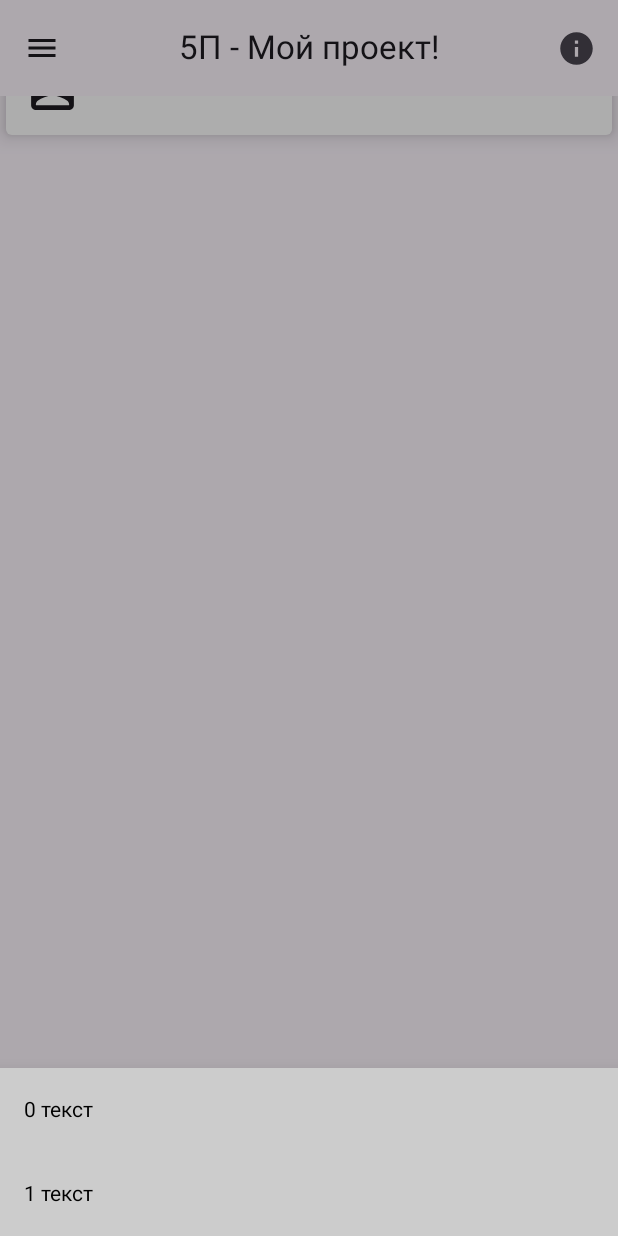
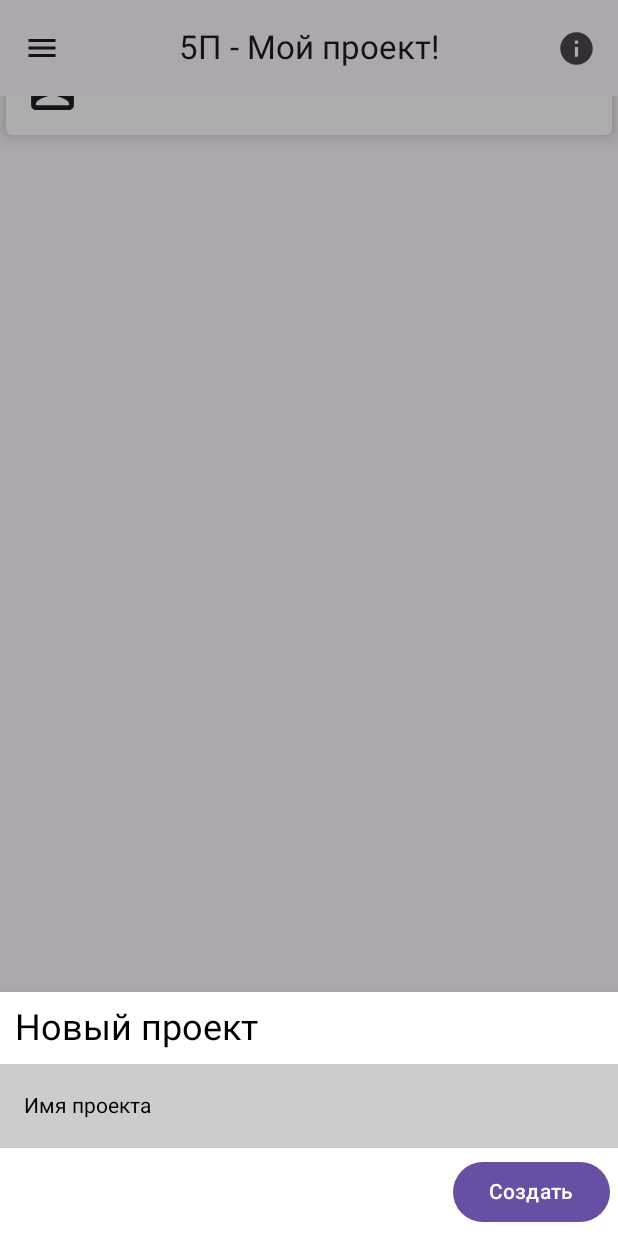
Before and after one commit to lnerim/compose-fivep, an Android app built with Jetpack Compose: the screen it shows after launch (MainActivity), after a tap on "Создать", on a phone screen of 412 x 824 dp. Run offline under Robolectric (Android 15) with nearby library versions, the phone set to English and light mode, and no system bars.

Commit message:
0.2.0 - Начало изменений модели навигации

```diff
--- a/app/build.gradle
+++ b/app/build.gradle
@@ -51,7 +51,7 @@ dependencies {
 
     implementation "androidx.core:core-ktx:1.7.0"
     implementation 'androidx.appcompat:appcompat:1.4.1'
-    implementation 'com.google.android.material:material:1.6.0-alpha01'
+    implementation 'com.google.android.material:material:1.6.0-alpha02'
     implementation 'androidx.compose.ui:ui:1.2.0-alpha01'
     implementation 'androidx.compose.material:material:1.2.0-alpha01'
     // Material Design 3
--- a/app/src/main/java/ru/fivep/app/MainActivity.kt
+++ b/app/src/main/java/ru/fivep/app/MainActivity.kt
@@ -4,14 +4,21 @@ import android.os.Bundle
 import androidx.activity.ComponentActivity
 import androidx.activity.compose.setContent
 import androidx.activity.viewModels
-import androidx.compose.foundation.layout.Column
 import androidx.compose.material.*
 import androidx.compose.material3.ExperimentalMaterial3Api
 import androidx.compose.material3.Scaffold
 import androidx.compose.runtime.*
 import androidx.compose.ui.tooling.preview.Preview
+import androidx.lifecycle.viewmodel.compose.viewModel
+import androidx.navigation.NavController
+import androidx.navigation.compose.NavHost
+import androidx.navigation.compose.composable
+import androidx.navigation.compose.rememberNavController
 import ru.fivep.app.model.MainData
+import ru.fivep.app.model.MainNameModel
 import ru.fivep.app.model.MainViewModel
+import ru.fivep.app.screens.splash.SplashScreen
+import ru.fivep.app.ui.elements.common.BottomSheetDialog
 import ru.fivep.app.ui.elements.common.CustomTextField
 import ru.fivep.app.ui.elements.main.MainFAB
 import ru.fivep.app.ui.elements.main.MainLazyColumn
@@ -22,14 +29,28 @@ import ru.fivep.app.ui.theme.FivePTheme
 @ExperimentalMaterialApi
 @ExperimentalMaterial3Api
 class MainActivity : ComponentActivity() {
-    private val mainViewModel by viewModels<MainViewModel>()
     override fun onCreate(savedInstanceState: Bundle?) {
         super.onCreate(savedInstanceState)
         setContent {
+            val mainViewModel by viewModels<MainViewModel>()      // Список проектов
+            val textFieldViewModel by viewModels<MainNameModel>() // Имя проекта для поля ввода
+            val navController = rememberNavController()
+
+            // Тема приложения
             FivePTheme {
-                Main(
-                    dataList = mainViewModel.data,
-                    onUpdateProject = { mainViewModel.updateProject(it) })
+                Surface {
+                    // Навигация окон
+                    NavHost(navController = navController, startDestination = "splash") {
+                        // Непосредственно окна
+                        composable("splash") { SplashScreen(navController) }
+                        composable("main") { Main(
+                            navController = navController,
+                            dataList = mainViewModel.data,
+                            onUpdateProject = { mainViewModel.updateProject(it) },
+                            textFieldViewModel = textFieldViewModel
+                        ) }
+                    }
+                }
             }
         }
     }
@@ -39,8 +60,10 @@ class MainActivity : ComponentActivity() {
 @ExperimentalMaterial3Api
 @Composable
 fun Main(
+    navController: NavController,
     dataList: List<MainData>,
-    onUpdateProject: (MainData) -> Unit
+    onUpdateProject: (MainData) -> Unit,
+    textFieldViewModel: MainNameModel
 ) {
     val coroutineScope = rememberCoroutineScope()
     val plug = remember { mutableStateOf(dataList.isNotEmpty()) }
@@ -49,7 +72,7 @@ fun Main(
     )
 
     ModalBottomSheetLayout(
-        sheetContent = { SheetContent() },
+        sheetContent = { BottomSheetDialog(textFieldViewModel, modalBottomSheetState, coroutineScope) },
         sheetState = modalBottomSheetState
     ) {
         Scaffold(
@@ -62,28 +85,26 @@ fun Main(
     }
 }
 
-@Composable
-fun SheetContent() {
-    Column {
-        CustomTextField(placeholder = { androidx.compose.material3.Text(text = "0 текст") })
-        CustomTextField(placeholder = { androidx.compose.material3.Text(text = "1 текст") })
-    }
-}
-
-@ExperimentalMaterialApi
-@ExperimentalMaterial3Api
-@Preview
-@Composable
-fun PreviewMain() {
-    val dataList = remember {
-        listOf(
-            MainData(0, "Test 0"),
-            MainData(1, "Test 1"),
-            MainData(2, "Test 2"),
-            MainData(3, "Test 3"),
-            MainData(4, "Test 4"),
-            MainData(5, "Test 5"),
-        )
-    }
-    Main(dataList = dataList) {}
-}
+// TODO: Попытаться починить предпросмотр
+//@ExperimentalMaterialApi
+//@ExperimentalMaterial3Api
+//@Preview
+//@Composable
+//fun PreviewMain() {
+//    val testTextFieldViewModel by viewModel<MainNameModel>()
+//    val dataList = remember {
+//        listOf(
+//            MainData(0, "Test 0"),
+//            MainData(1, "Test 1"),
+//            MainData(2, "Test 2"),
+//            MainData(3, "Test 3"),
+//            MainData(4, "Test 4"),
+//            MainData(5, "Test 5"),
+//        )
+//    }
+//    Main(
+//        dataList = dataList,
+//        onUpdateProject = {},
+//        textFieldViewModel = {}
+//    )
+//}
--- /dev/null
+++ b/app/src/main/java/ru/fivep/app/model/MainNameModel.kt
@@ -0,0 +1,12 @@
+package ru.fivep.app.model
+
+import androidx.compose.runtime.getValue
+import androidx.compose.runtime.mutableStateOf
+import androidx.compose.runtime.setValue
+import androidx.lifecycle.ViewModel
+
+class MainNameModel: ViewModel() {
+    var name by mutableStateOf("")
+
+    fun onNameChange(newName: String) { name = newName }
+}
--- /dev/null
+++ b/app/src/main/java/ru/fivep/app/screens/splash/SplashScreen.kt
@@ -0,0 +1,42 @@
+package ru.fivep.app.screens.splash
+
+import androidx.compose.foundation.layout.*
+import androidx.compose.material.Text
+import androidx.compose.runtime.Composable
+import androidx.compose.runtime.LaunchedEffect
+import androidx.compose.ui.Alignment
+import androidx.compose.ui.Modifier
+import androidx.compose.ui.text.style.TextAlign
+import androidx.compose.ui.unit.dp
+import androidx.navigation.NavController
+import kotlinx.coroutines.delay
+
+@Composable
+fun SplashScreen(navController: NavController) {
+    Box(
+        modifier = Modifier
+            .fillMaxSize()
+    ) {
+        Column(modifier = Modifier.align(Alignment.Center)) {
+            Text(
+                modifier = Modifier.fillMaxWidth(),
+                text = "Jet Habit",
+                textAlign = TextAlign.Center
+            )
+            Text(
+                modifier = Modifier
+                    .fillMaxWidth()
+                    .padding(top = 4.dp),
+                text = "Full Compose Demo",
+                textAlign = TextAlign.Center
+            )
+        }
+    }
+
+    LaunchedEffect(key1 = Unit, block = {
+        // Любуемся стартовым приветсвием
+        delay(5000)
+        // запуск основного окна
+        navController.navigate("main")
+    })
+}
--- /dev/null
+++ b/app/src/main/java/ru/fivep/app/ui/elements/common/BottomSheetDialog.kt
@@ -0,0 +1,73 @@
+package ru.fivep.app.ui.elements.common
+
+import android.content.Intent
+import android.util.Log
+import androidx.compose.foundation.layout.Column
+import androidx.compose.foundation.layout.padding
+import androidx.compose.material.ExperimentalMaterialApi
+import androidx.compose.material.ModalBottomSheetState
+import androidx.compose.material3.Button
+import androidx.compose.material3.ExperimentalMaterial3Api
+import androidx.compose.material3.Text
+import androidx.compose.runtime.Composable
+import androidx.compose.ui.Alignment
+import androidx.compose.ui.Modifier
+import androidx.compose.ui.platform.LocalContext
+import androidx.compose.ui.unit.dp
+import androidx.compose.ui.unit.sp
+import kotlinx.coroutines.CoroutineScope
+import kotlinx.coroutines.launch
+import ru.fivep.app.SecondActivity
+import ru.fivep.app.model.MainNameModel
+
+// TODO: Попытаться починить предпросмотр
+//@Preview(showBackground = true)
+//@Composable
+//fun PreviewBottomSheetDialog() {
+//    private val textFieldViewModel by viewModels<MainNameModel>()
+//    BottomSheetDialog(textFieldViewModel)
+//}
+
+@ExperimentalMaterialApi
+@ExperimentalMaterial3Api
+@Composable
+fun BottomSheetDialog(
+    textFieldViewModel: MainNameModel,
+    modalBottomSheetState: ModalBottomSheetState,
+    coroutineScope: CoroutineScope
+) {
+    val context = LocalContext.current
+    Column {
+        Text(
+            modifier = Modifier.padding(10.dp),
+            fontSize = 24.sp,
+            text = "Новый проект"
+        )
+        CustomTextField(
+            placeholder = { Text(text = "Имя проекта") },
+            value = textFieldViewModel.name,
+            onValueChange = { textFieldViewModel.onNameChange(it) }
+        )
+        Button(
+            modifier = Modifier
+                .align(Alignment.End)
+                .padding(5.dp),
+            onClick = {
+                // Создание проекта
+                Log.d("PPPPP", "Создание проекта: ${textFieldViewModel.name}")
+                val intent = Intent(context, SecondActivity::class.java)
+                intent.putExtra("name", textFieldViewModel.name)
+                // Удаление текста с поля ввода
+                textFieldViewModel.onNameChange("000")
+                // Корутина для скрытия "диалога"
+                coroutineScope.launch {
+                    if (modalBottomSheetState.isVisible) modalBottomSheetState.hide()
+                }
+                // Запуск Активити
+                context.startActivity(intent)
+            }
+        ) {
+            Text(text = "Создать")
+        }
+    }
+}
--- a/app/src/main/java/ru/fivep/app/ui/elements/common/CustomTextField.kt
+++ b/app/src/main/java/ru/fivep/app/ui/elements/common/CustomTextField.kt
@@ -10,6 +10,7 @@ import androidx.compose.material3.Icon
 import androidx.compose.material3.IconButton
 import androidx.compose.material3.Text
 import androidx.compose.runtime.Composable
+import androidx.compose.runtime.getValue
 import androidx.compose.runtime.mutableStateOf
 import androidx.compose.runtime.remember
 import androidx.compose.ui.Modifier
@@ -19,18 +20,24 @@ import androidx.compose.ui.tooling.preview.Preview
 @Preview(showBackground = true)
 @Composable
 fun PreviewCustomTextField() {
-    CustomTextField(placeholder = { Text(text = "Введите текст") })
+    val (value, setValue) = remember { mutableStateOf("") }
+    CustomTextField(
+        placeholder = { Text(text = "Введите текст") },
+        value = value,
+        onValueChange = setValue
+    )
 }
 
 @Composable
 fun CustomTextField(
-    placeholder: @Composable (() -> Unit)? = null
+    placeholder: @Composable (() -> Unit)? = null,
+    value: String,
+    onValueChange: (String) -> Unit
 ) {
-    val text = remember { mutableStateOf("") }
 
     TextField(
         modifier = Modifier.fillMaxWidth(),
-        value = text.value,
+        value = value,
         colors = TextFieldDefaults.textFieldColors(
             backgroundColor = Color.LightGray,
             cursorColor = Color.DarkGray,
@@ -40,12 +47,12 @@ fun CustomTextField(
         ),
 //        label = { Text("123") },
         placeholder = placeholder,
-        onValueChange = { text.value = it },
+        onValueChange = { onValueChange(it) },
         shape = RoundedCornerShape(0),
         singleLine = true,
         trailingIcon = {
-            if (text.value.isNotEmpty()) {
-                IconButton(onClick = { text.value = "" }) {
+            if (value.isNotEmpty()) {
+                IconButton(onClick = { onValueChange("") } ) {
                     Icon(
                         imageVector = Icons.Outlined.Close,
                         contentDescription = null
--- a/app/src/main/java/ru/fivep/app/ui/elements/main/MainItem.kt
+++ b/app/src/main/java/ru/fivep/app/ui/elements/main/MainItem.kt
@@ -37,8 +37,8 @@ fun MainItem(data: MainData) {
     Card(elevation = 8.dp,
         modifier = Modifier.padding(4.dp)
             .clickable {
-//                val intent = Intent(context, SecondActivity::class.java)
-                val intent = Intent(context, TestActivity::class.java)
+                val intent = Intent(context, SecondActivity::class.java)
+//                val intent = Intent(context, TestActivity::class.java)
                 intent.putExtra("id", data.id)
                 context.startActivity(intent)
             }
```
Also changed, not shown: app/src/main/java/ru/fivep/app/Test.kt (+2 -104 lines), 1 other file.
